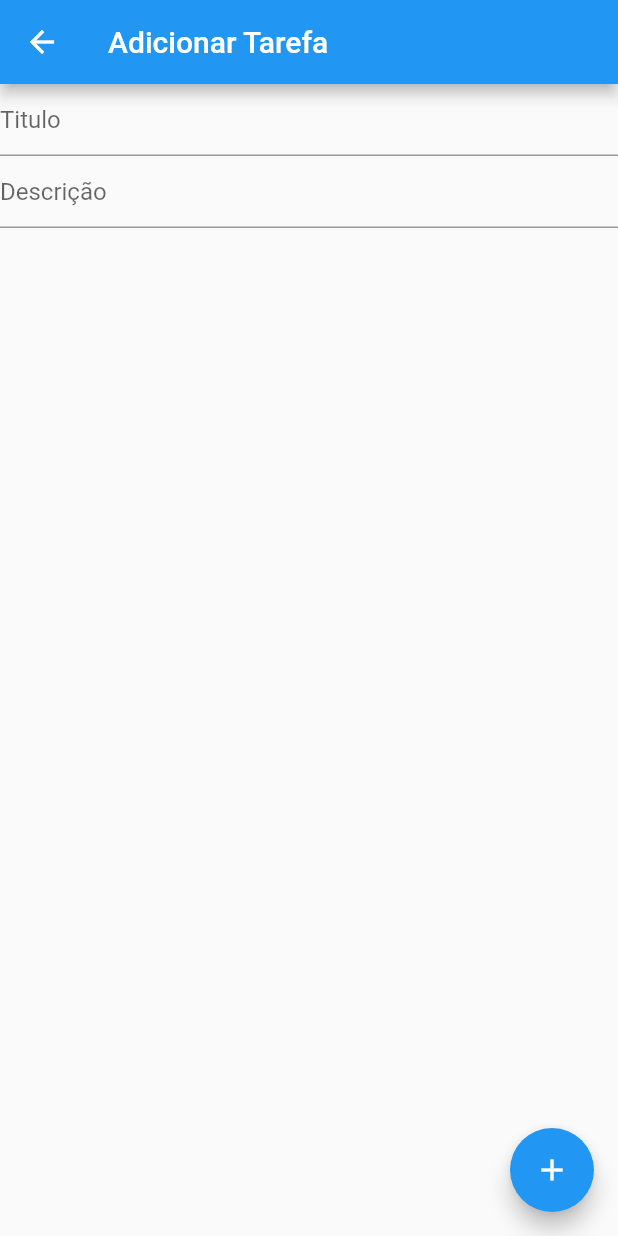
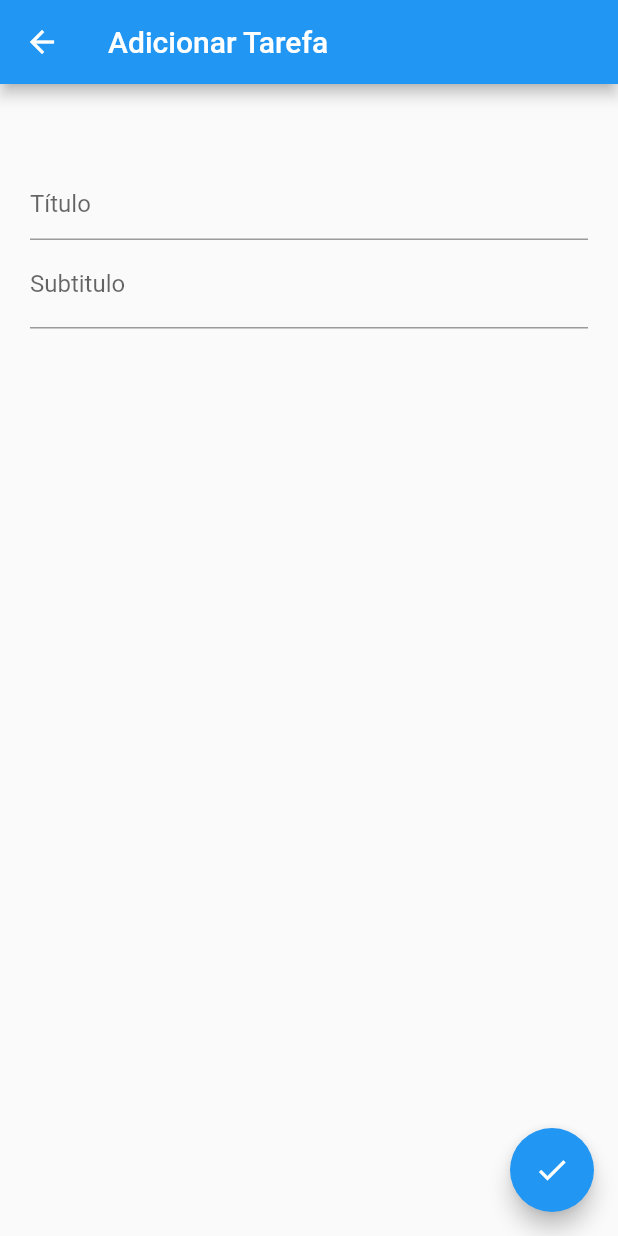
Before and after one commit to jmateusps16/exercicioTodo, a Flutter app: the PaginaAdicionarTarefa screen opened by its route, on a phone screen of 412 x 824 dp. Run offline on Flutter 3.47's test engine with Material 2 defaults, Android fonts, the light colour scheme and no system bars.

Commit message:
commit final

```diff
--- a/lib/controller/adicionar_tarefa_controller.dart
+++ b/lib/controller/adicionar_tarefa_controller.dart
@@ -7,7 +7,7 @@ class AdicionarTarefaController {
   AdicionarTarefaController([TarefaRepository? repository])
       : _adicionarRepository = repository ?? TarefaRepositoryHttp();
 
-  Future<void> createCrudDo(TodoModel todo) async {
+  Future<void> criarTarefa(TodoModel todo) async {
     final result = await _adicionarRepository.postTarefa(todo);
   }
 }
--- a/lib/models/todoModel.dart
+++ b/lib/models/todoModel.dart
@@ -1,13 +1,13 @@
 import 'dart:convert';
 
 class TodoModel {
-  final String titulo;
-  final String subtitulo;
-  final bool finalizado;
+  final String? titulo;
+  final String? subtitulo;
+  final bool? finalizado;
   TodoModel({
-    required this.titulo,
-    required this.subtitulo,
-    required this.finalizado,
+    this.titulo,
+    this.subtitulo,
+    this.finalizado = false,
   });
 
   TodoModel copyWith({
--- a/lib/view/pagina_adicionar_tarefa.dart
+++ b/lib/view/pagina_adicionar_tarefa.dart
@@ -1,50 +1,65 @@
 import 'package:flutter/material.dart';
+import 'package:psftodoapp/controller/adicionar_tarefa_controller.dart';
+import 'package:psftodoapp/models/todoModel.dart';
 
-class PaginaAdicionarTarefa extends StatelessWidget {
-  const PaginaAdicionarTarefa({super.key});
+class PaginaAdicionarTarefa extends StatefulWidget {
+  const PaginaAdicionarTarefa({Key? key}) : super(key: key);
 
+  @override
+  State<PaginaAdicionarTarefa> createState() => _PaginaAdicionarTarefaState();
+}
+
+class _PaginaAdicionarTarefaState extends State<PaginaAdicionarTarefa> {
+  final adicionar = AdicionarTarefaController();
   @override
   Widget build(BuildContext context) {
     return Scaffold(
       appBar: AppBar(
         title: const Text('Adicionar Tarefa'),
       ),
-        body: Center(
-          child: Column(
+      body: Padding(
+        padding: const EdgeInsets.all(20.0),
+        child: ListView(
+          children: [
+            const SizedBox(
+              height: 12,
+            ),
+            const SizedBox(
+              height: 24,
+            ),
+            Column(
               children: [
                 TextFormField(
                   keyboardType: const TextInputType.numberWithOptions(
                     signed: true,
                   ),
                   textInputAction: TextInputAction.send,
-                decoration: const InputDecoration(hintText: 'Titulo'),
-                onFieldSubmitted: (value) async {
-                  // final company = await homeController.getCompany(value);
-                  // razaoController.text = company.razaoSocial;
-                },
+                  decoration: const InputDecoration(hintText: 'Título'),
                 ),
                 TextFormField(
-                // controller: razaoController,
-                decoration: const InputDecoration(hintText: 'Descrição'),
+                  keyboardType: TextInputType.multiline,
+                  decoration: const InputDecoration(
+                    labelText: 'Subtitulo',
                   ),
-              const SizedBox(height: 16),
+                ),
+                const SizedBox(
+                  height: 16,
+                ),
+              ],
+            ),
           ],
         ),
       ),
       floatingActionButton: FloatingActionButton(
+        backgroundColor: Colors.blue,
         onPressed: () {
-            // homeController.createCompany(CompanyModel(
-            //   cnpjController.text,
-            //   razaoController.text,
-            //   'fantasia',
-            //   'logradouro',
-            //   '1',
-            //   [Cnae(1, 'cnae1')],
-            // ));
+          adicionar.criarTarefa(TodoModel());
           Navigator.pop(context);
         },
-          backgroundColor: Colors.blue,
-          child: const Icon(Icons.add),
-        ));
+        child: const Icon(
+          Icons.check,
+        ),
+      ),
+    );
   }
 }
```
Lines whose indentation alone changed are shown as unchanged.
